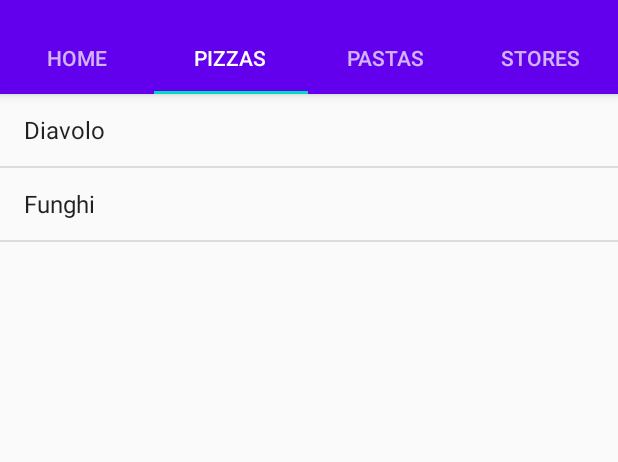
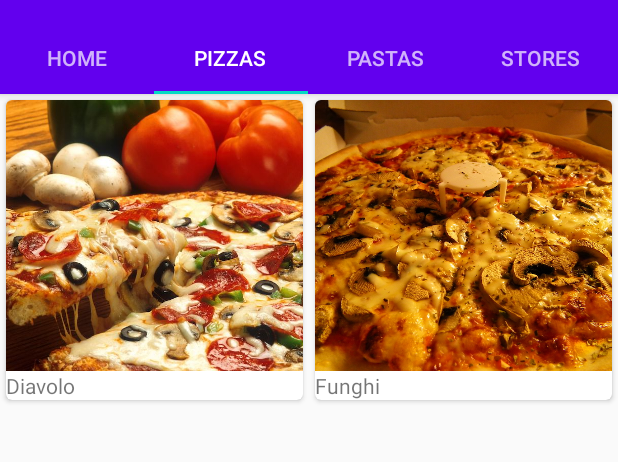
Before and after one commit to damarendra/hfad.bitsandpizza, an Android app: the screen it shows after launch (MainActivity), tab 2 chosen, on a phone screen of 412 x 824 dp, the part 62-524 px from its top. Run offline under Robolectric (Android 15) with nearby library versions, the phone set to English and light mode, and no system bars.

Commit message:
modified pizza fragment to use recycler view

```diff
--- a/app/src/main/java/com/hfad/bitsandpizza/PizzaFragment.java
+++ b/app/src/main/java/com/hfad/bitsandpizza/PizzaFragment.java
@@ -1,17 +1,23 @@
 package com.hfad.bitsandpizza;
 
 import android.os.Bundle;
+import android.util.Log;
 import android.view.LayoutInflater;
 import android.view.View;
 import android.view.ViewGroup;
 import android.widget.ArrayAdapter;
 
+import androidx.fragment.app.Fragment;
 import androidx.fragment.app.ListFragment;
+import androidx.recyclerview.widget.GridLayoutManager;
+import androidx.recyclerview.widget.RecyclerView;
 
-public class PizzaFragment extends ListFragment {
+import com.hfad.bitsandpizza.adapter.CaptionImagesAdapter;
+import com.hfad.bitsandpizza.data.Pizza;
 
-    public PizzaFragment() {
-    }
+public class PizzaFragment extends Fragment {
+
+    public PizzaFragment() {}
 
     @Override
     public void onCreate(Bundle savedInstanceState) {
@@ -19,17 +25,42 @@ public class PizzaFragment extends ListFragment {
     }
 
     @Override
-    public View onCreateView(LayoutInflater inflater, ViewGroup container,
+    public View onCreateView(LayoutInflater inflater,
+                             ViewGroup container,
                              Bundle savedInstanceState) {
 
-        ArrayAdapter<String> adapter = new ArrayAdapter<>(
-                inflater.getContext(),
-                android.R.layout.simple_list_item_1,
-                getResources().getStringArray(R.array.pizzas)
+//        ArrayAdapter<String> adapter = new ArrayAdapter<>(
+//                inflater.getContext(),
+//                android.R.layout.simple_list_item_1,
+//                getResources().getStringArray(R.array.pizzas)
+//        );
+//        setListAdapter(adapter);
+
+        RecyclerView pizzaRecycler = (RecyclerView) inflater.inflate(
+                R.layout.fragment_pizza,
+                container,
+                false
         );
-        setListAdapter(adapter);
 
-        return super.onCreateView(inflater, container, savedInstanceState);
+        int[] pizzaImages= new int[Pizza.pizzas.length];
+        String[] pizzaCaptions = new String[Pizza.pizzas.length];
+
+        for(int i = 0; i < Pizza.pizzas.length; i++) {
+            pizzaImages[i] = Pizza.pizzas[i].getImage();
+            pizzaCaptions[i] = Pizza.pizzas[i].getName();
+            Log.d("damn", "+"+pizzaImages[i]);
+            Log.d("damn", "+"+pizzaCaptions[i]);
+        }
+
+        CaptionImagesAdapter captionImagesAdapter = new CaptionImagesAdapter(
+                pizzaCaptions,
+                pizzaImages
+        );
+
+        pizzaRecycler.setAdapter(captionImagesAdapter);
+        pizzaRecycler.setLayoutManager(new GridLayoutManager(getActivity(), 2));
+        return pizzaRecycler;
+//        return super.onCreateView(inflater, container, savedInstanceState);
     }
 
 }
--- /dev/null
+++ b/app/src/main/java/com/hfad/bitsandpizza/adapter/CaptionImagesAdapter.java
@@ -0,0 +1,66 @@
+package com.hfad.bitsandpizza.adapter;
+
+import android.graphics.drawable.Drawable;
+import android.media.Image;
+import android.view.LayoutInflater;
+import android.view.View;
+import android.view.ViewGroup;
+import android.widget.ImageView;
+import android.widget.TextView;
+
+import androidx.annotation.NonNull;
+import androidx.cardview.widget.CardView;
+import androidx.core.content.ContextCompat;
+import androidx.recyclerview.widget.RecyclerView;
+
+import com.hfad.bitsandpizza.R;
+
+public class CaptionImagesAdapter extends
+        RecyclerView.Adapter<CaptionImagesAdapter.CaptionImagesViewHolder> {
+
+    private String[] captions;
+    private int[] img;
+
+    public CaptionImagesAdapter(String[] captions, int[] img) {
+        this.captions = captions;
+        this.img = img;
+    }
+
+    @NonNull
+    @Override
+    public CaptionImagesViewHolder onCreateViewHolder(@NonNull ViewGroup parent, int viewType) {
+        CardView cv = (CardView)
+                LayoutInflater.
+                        from(parent.getContext()).
+                        inflate(R.layout.card_captioned_image, parent, false);
+        return new CaptionImagesViewHolder(cv);
+    }
+
+    @Override
+    public void onBindViewHolder(@NonNull CaptionImagesViewHolder holder, int position) {
+        CardView cardView = holder.cardView;
+
+        ImageView cardImg = (ImageView) cardView.findViewById(R.id.card_img);
+        cardImg.setImageDrawable(ContextCompat.getDrawable(cardView.getContext(), img[position]));
+        cardImg.setContentDescription(captions[position]);
+
+        TextView cardCaption = (TextView) cardView.findViewById(R.id.card_caption);
+        cardCaption.setText(captions[position]);
+    }
+
+    @Override
+    public int getItemCount() {
+        return captions.length;
+    }
+
+    public static class CaptionImagesViewHolder extends RecyclerView.ViewHolder {
+
+        private CardView cardView;
+
+        public CaptionImagesViewHolder(@NonNull CardView v) {
+            super(v);
+            cardView = v;
+        }
+    }
+
+}
--- /dev/null
+++ b/app/src/main/java/com/hfad/bitsandpizza/data/Pizza.java
@@ -0,0 +1,27 @@
+package com.hfad.bitsandpizza.data;
+
+import com.hfad.bitsandpizza.R;
+
+public class Pizza {
+
+    private String name;
+    private int img;
+
+    public static final Pizza[] pizzas = {
+        new Pizza("Diavolo", R.drawable.diavolo),
+        new Pizza("Funghi", R.drawable.funghi)
+    };
+
+    private Pizza(String name, int img) {
+        this.name = name;
+        this.img = img;
+    }
+
+    public String getName() {
+        return name;
+    }
+
+    public int getImage() {
+        return img;
+    }
+}
--- /dev/null
+++ b/app/src/main/res/layout/card_captioned_image.xml
@@ -0,0 +1,34 @@
+<?xml version="1.0" encoding="utf-8"?>
+<androidx.cardview.widget.CardView
+    xmlns:android="http://schemas.android.com/apk/res/android"
+    xmlns:app="http://schemas.android.com/apk/res-auto"
+    android:id="@+id/card_view"
+    android:layout_width="match_parent"
+    android:layout_height="200dp"
+    android:layout_margin="4dp"
+    android:elevation="2dp"
+    app:cardCornerRadius="4dp">
+
+    <LinearLayout
+        android:orientation="vertical"
+        android:layout_width="match_parent"
+        android:layout_height="match_parent">
+
+        <ImageView
+            android:id="@+id/card_img"
+            android:layout_width="match_parent"
+            android:layout_height="0dp"
+            android:layout_weight="1.0"
+            android:scaleType="centerCrop"
+            />
+
+        <TextView
+            android:id="@+id/card_caption"
+            android:layout_width="match_parent"
+            android:layout_height="wrap_content"
+            />
+
+    </LinearLayout>
+
+
+</androidx.cardview.widget.CardView>
--- /dev/null
+++ b/app/src/main/res/layout/fragment_pizza.xml
@@ -0,0 +1,10 @@
+<?xml version="1.0" encoding="utf-8"?>
+<androidx.recyclerview.widget.RecyclerView
+    xmlns:android="http://schemas.android.com/apk/res/android"
+    android:id="@+id/pizza_recycler"
+    android:layout_width="match_parent"
+    android:layout_height="match_parent"
+    android:scrollbars="vertical"
+    >
+
+</androidx.recyclerview.widget.RecyclerView>
```
